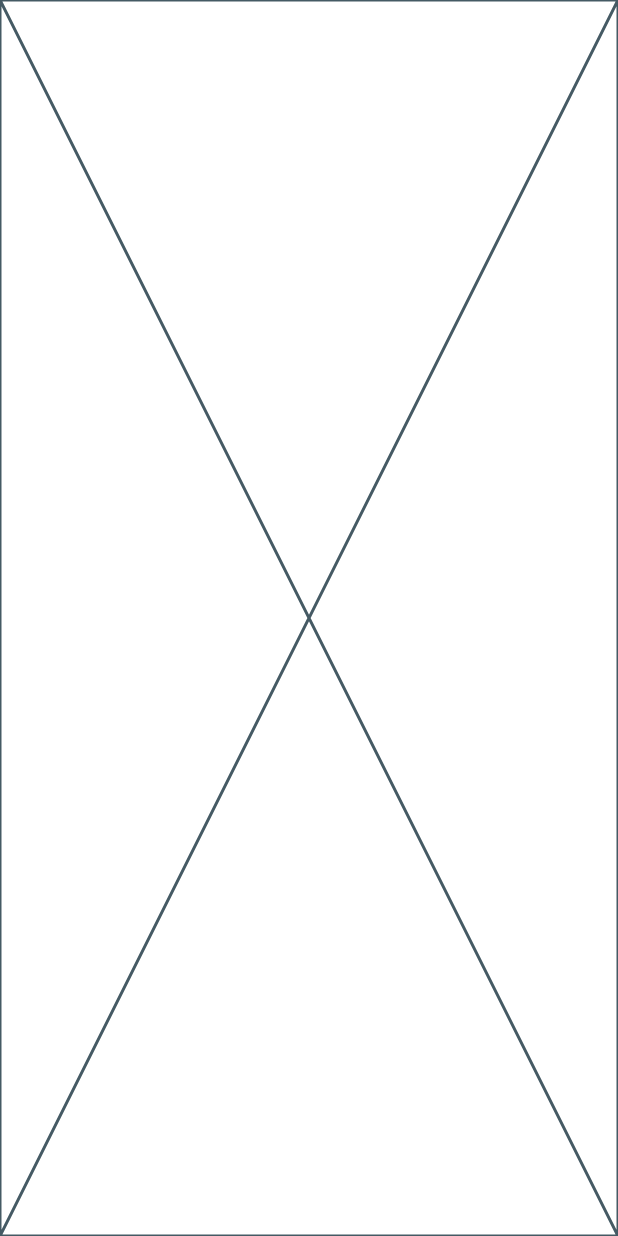
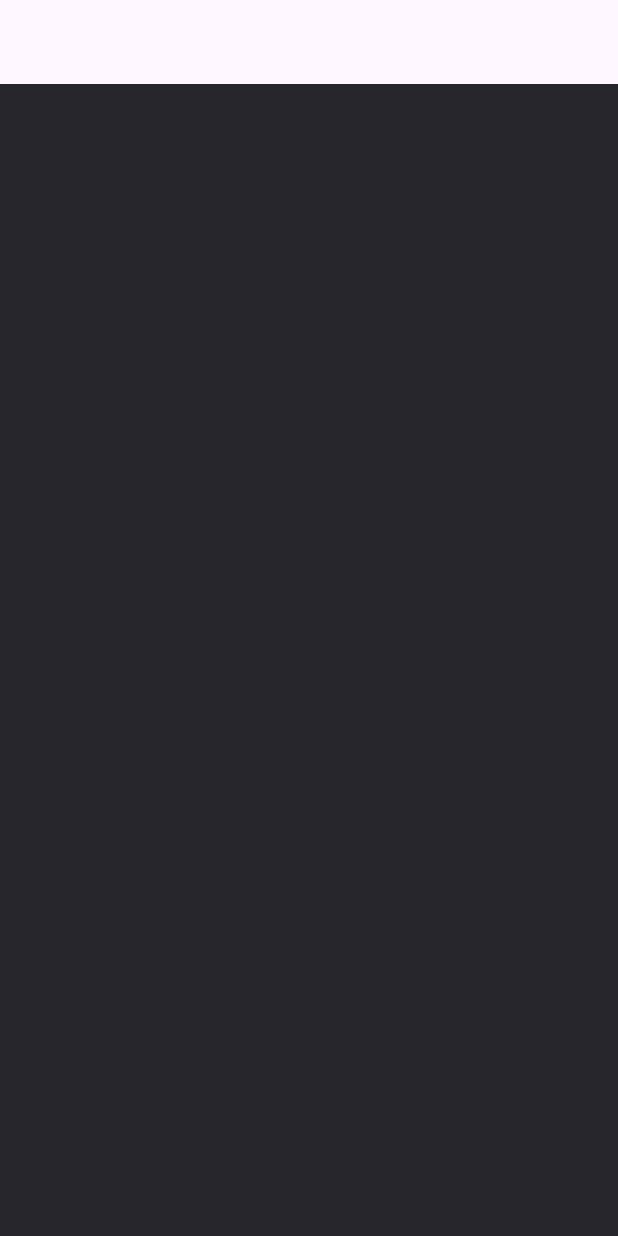
Before and after one commit to neit1803/cross-platform-movies-streaming, a Flutter app: the screen it shows after launch, on a phone screen of 412 x 824 dp. Run offline on Flutter 3.47's test engine with Material 3 defaults, Android fonts, the light colour scheme and no system bars.

Commit message:
Feature (Theme) : Background Color Add

```diff
--- a/lib/config/app_colors.dart
+++ b/lib/config/app_colors.dart
@@ -2,7 +2,7 @@ import 'dart:ui';
 import 'package:flutter/material.dart';
 
 class AppColorConfig {
-  static const Color button = Color(0x00925D);
-  static const Color background = Color(0x28262D);
-  static const Color rating = Color(0xFFCD19);
+  static const Color button = Color(0xFF00925D);
+  static const Color background = Color(0xFF28262D);
+  static const Color rating = Color(0xFFFFCD19);
 }
--- a/lib/main.dart
+++ b/lib/main.dart
@@ -1,3 +1,5 @@
+import 'package:cross_platform_flms_application/config/app_colors.dart';
+import 'package:cross_platform_flms_application/screens/home/home_screen.dart';
 import 'package:flutter/material.dart';
 
 void main() {
@@ -9,6 +11,14 @@
 
   @override
   Widget build(BuildContext context) {
-    return const Placeholder();
+    return MaterialApp(
+      title: "Movies Streaming",
+      debugShowCheckedModeBanner: false,
+      theme: ThemeData(
+        scaffoldBackgroundColor: AppColorConfig.background,
+        useMaterial3: true,
+      ),
+      home: HomeScreen(),
+    );
   }
 }
--- /dev/null
+++ b/lib/screens/home/home_screen.dart
@@ -0,0 +1,22 @@
+import 'package:cross_platform_flms_application/config/app_colors.dart';
+import 'package:flutter/material.dart';
+
+class HomeScreen extends StatefulWidget {
+  const HomeScreen({super.key});
+
+  @override
+  State<HomeScreen> createState() => _HomeScreenState();
+}
+
+class _HomeScreenState extends State<HomeScreen> {
+  @override
+  Widget build(BuildContext context) {
+    return Scaffold(
+      appBar: AppBar(),
+      body: SafeArea(
+        child: Container(
+        )
+      ),
+    );
+  }
+}
```
